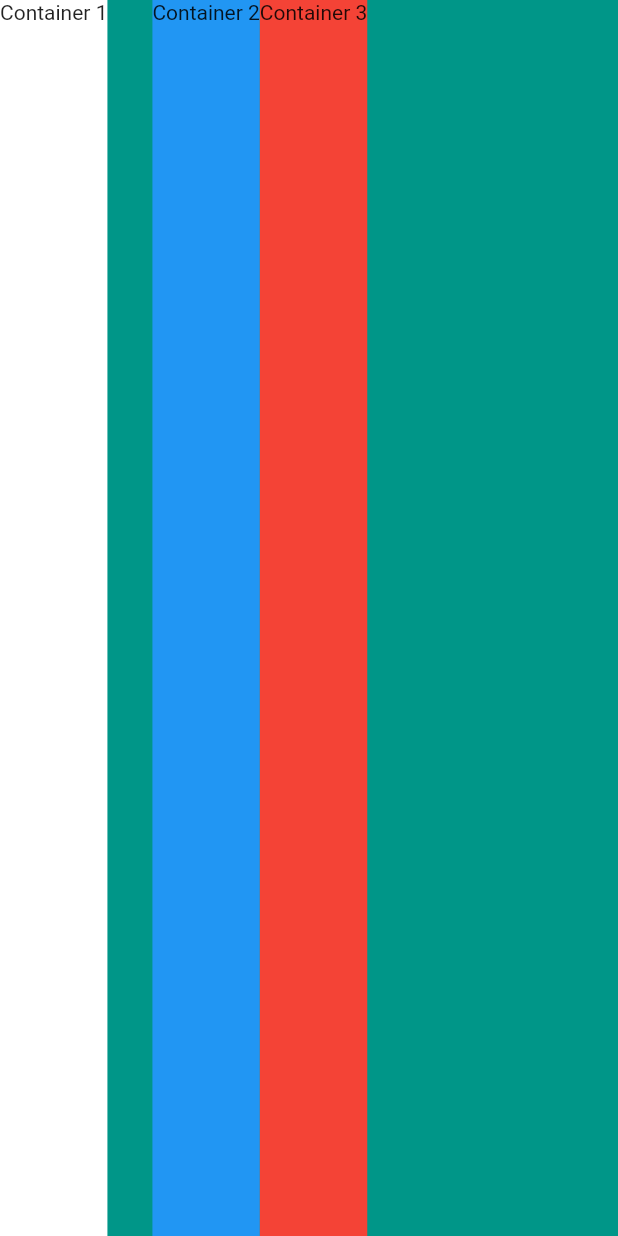
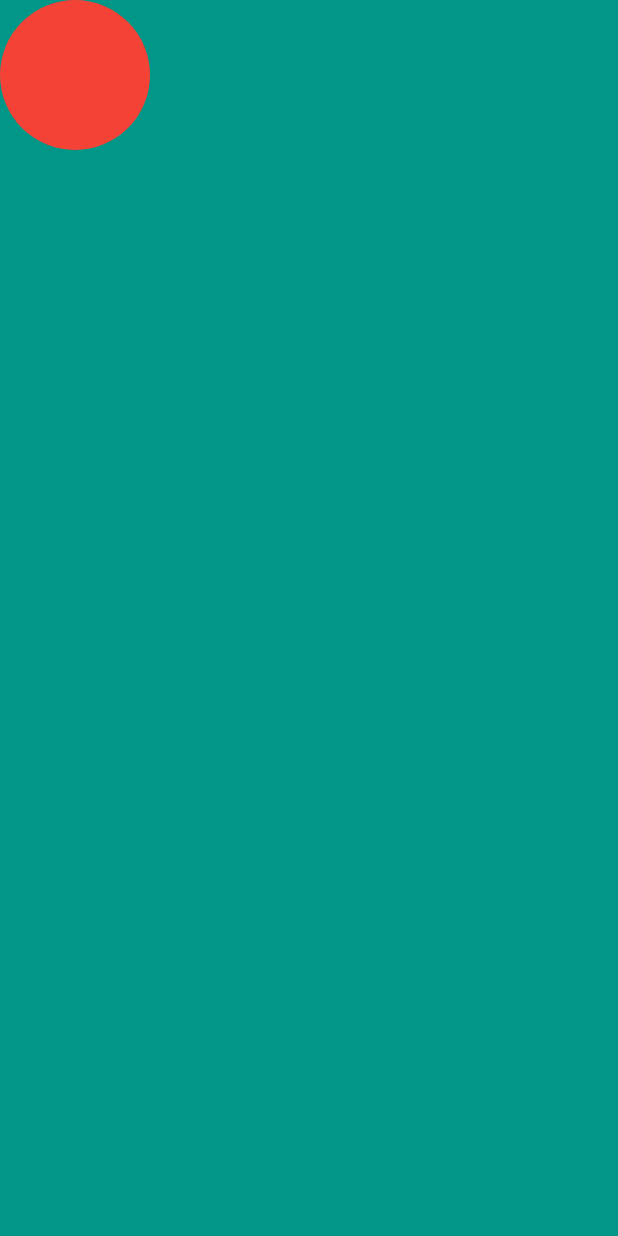
Before and after one commit to naomi-ndibui/MiCard, a Flutter app: the screen it shows after launch, on a phone screen of 412 x 824 dp. Run offline on Flutter 3.47's test engine with Material 2 defaults, Android fonts, the phone set to English and light mode, and no system bars.

```diff
--- a/lib/main.dart
+++ b/lib/main.dart
@@ -13,23 +13,11 @@ class MyApp extends StatelessWidget {
         home: Scaffold(
          backgroundColor: Colors.teal,
          body: SafeArea(
-           child: Row(
-             crossAxisAlignment: CrossAxisAlignment.stretch,
+           child: Column(
              children: <Widget>[
-               Container(
-                 color: Colors.white,
-                 child: Text('Container 1'),
-             ),
-               SizedBox(
-                 width: 30.0,
-               ),
-               Container(
-                 color: Colors.blue,
-                 child: Text('Container 2'),
-               ),
-               Container(
-                 color: Colors.red,
-                 child: Text('Container 3'),
+               CircleAvatar(
+                 radius: 50.0,
+                 backgroundColor: Colors.red,
                ),
              ],
            ),
```
